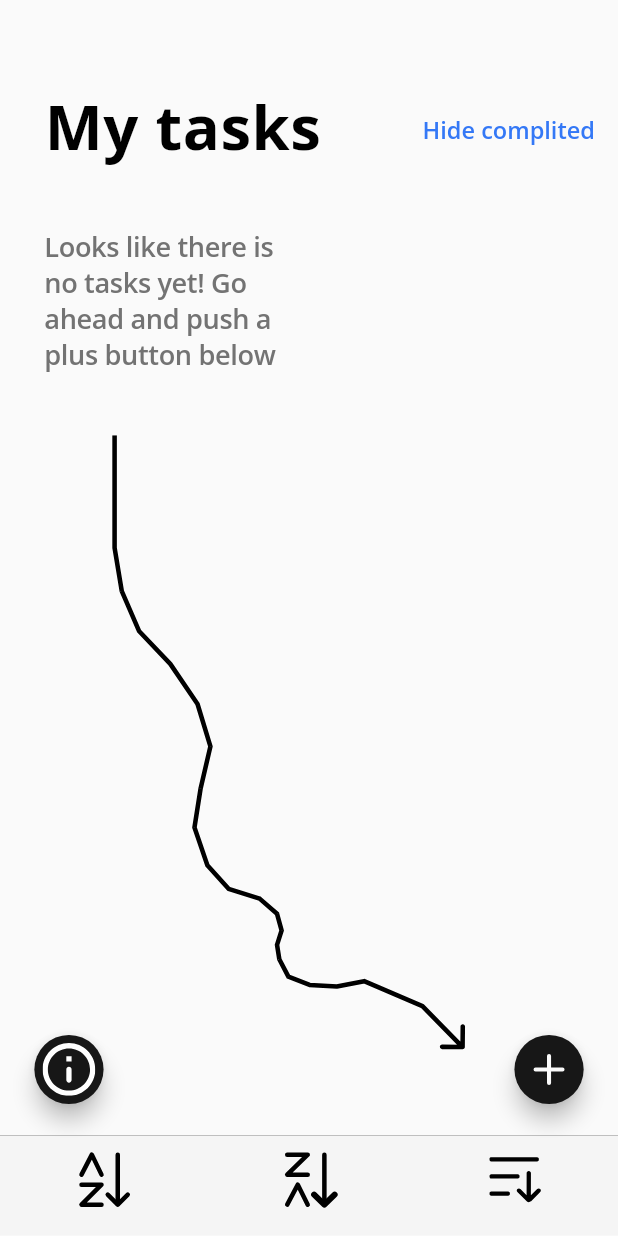
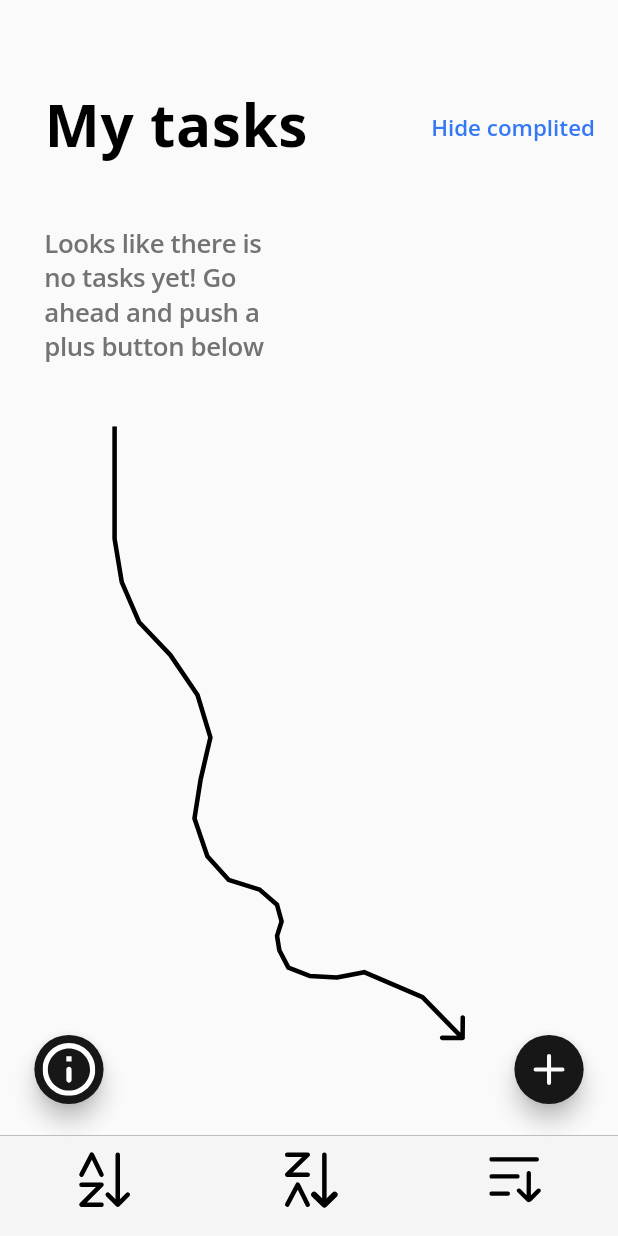
Before and after one commit to abezuglova/second_task, a Flutter app: the screen it shows after launch, on a phone screen of 412 x 824 dp. Run offline on Flutter 3.47's test engine with Material 2 defaults, Android fonts, the phone set to English and light mode, and no system bars; our stand-ins replace flutter_screenutil, flutter_svg, google_fonts.

Commit message:
font size fixed

```diff
--- a/lib/main.dart
+++ b/lib/main.dart
@@ -108,7 +108,7 @@ class MyApp extends StatelessWidget {
                 fontSize: 13.sp,
                 fontWeight: FontWeight.w600,
               ),
-            ).apply(fontSizeFactor: 1.sp),
+            ).apply(fontSizeFactor: 0.95.sp),
           ),
           routes: AppRoutes.routes,
           initialRoute: AppRoutes.initialRoute,
--- a/lib/presentation/pages/tasks_page/screens/instructions_screen.dart
+++ b/lib/presentation/pages/tasks_page/screens/instructions_screen.dart
@@ -13,7 +13,7 @@ class InstructionsScreen extends StatelessWidget {
       crossAxisAlignment: CrossAxisAlignment.start,
       children: [
         SizedBox(
-          width: 160.w,
+          width: 153.w,
           child: Text(
             'Looks like there is no tasks yet! Go ahead and push a plus button below',
             style: textTheme.bodySmall,
```
